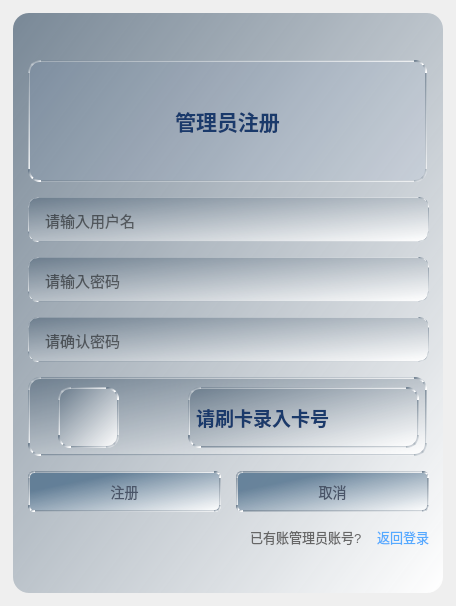
Old version of the form Attendance_Check_In_System/registerwidget.ui in the repository KKINDGAR/AttendanceCheckinSystem.
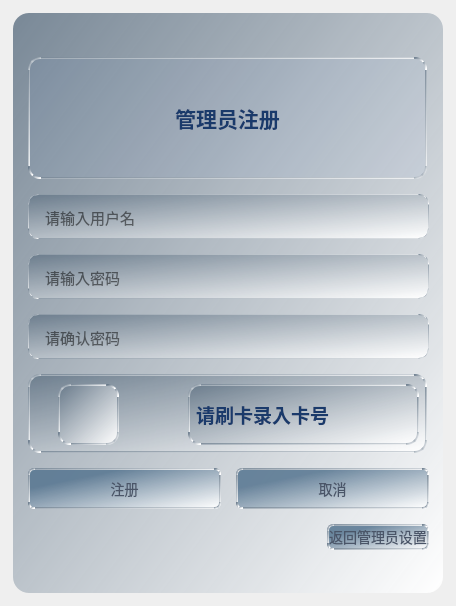
New version of the form. Icons and pictures are not drawn.

```diff
--- a/Attendance_Check_In_System/registerwidget.ui
+++ b/Attendance_Check_In_System/registerwidget.ui
@@ -425,7 +425,7 @@
 </string>
              </property>
              <property name="text">
-              <string>已有账管理员账号?</string>
+              <string/>
              </property>
             </widget>
            </item>
@@ -440,18 +440,26 @@
              <property name="styleSheet">
               <string notr="true">QPushButton
 {
-	font-size: 13px;
-    color: #666666;
-	border:none;
-	background:transparent;
-	color:#55aaff;
+	background: qlineargradient(spread:pad, x1:0, y1:0, x2:1, y2:1, stop:0.248927 rgba(85, 116, 143, 217), stop:1 rgba(255, 255, 255, 255));
+	color: rgb(74, 85, 104);
+	border: 2px solid qlineargradient(spread:pad, x1:0, y1:0, x2:1, y2:1, stop:0 rgba(100, 118, 135, 217), stop:1 rgba(255, 255, 255, 255));
+	border-radius: 6px;
+	font-size: 14px;
+	font: 63 9pt &quot;Bahnschrift SemiBold SemiConden&quot;;
 }
-QPushButton#backLoginButton:hover{
-    color: qlineargradient(x1:0,y1:0,x2:0,y2:1,stop:0 #50a3ff, stop:1 #3086fa);
+QPushButton:hover {
+    background: qlineargradient(spread:pad, x1:0, y1:0, x2:1, y2:1, stop:0 rgba(100, 118, 135, 217), stop:1 rgba(255, 255, 255, 255));
+    color: #1A3A6B;
+}
+
+QPushButton:pressed {
+    background: qlineargradient(spread:pad, x1:0, y1:0, x2:1, y2:1, stop:0 rgba(100, 118, 135, 217), stop:1 rgba(255, 255, 255, 255));
+	color: #1A3A6B;
+    font-weight: bold;
 }</string>
              </property>
              <property name="text">
-              <string>返回登录</string>
+              <string>返回管理员设置</string>
              </property>
             </widget>
            </item>
```
